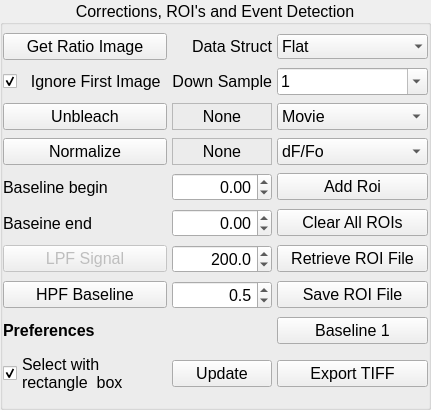
Above: lib/analysis/modules/pbm_ImageAnalysis/ctrlTemplate.ui from acq4/acq4 before the change. Below: the same form after it.
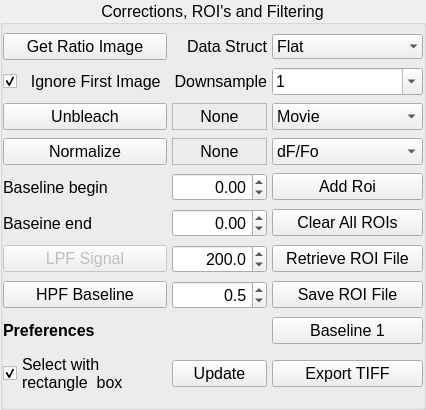
That is the form after the change.

Patch:
```diff
--- a/lib/analysis/modules/pbm_ImageAnalysis/ctrlTemplate.ui
+++ b/lib/analysis/modules/pbm_ImageAnalysis/ctrlTemplate.ui
@@ -38,7 +38,7 @@
    <item row="0" column="0">
     <widget class="QGroupBox" name="groupBox">
      <property name="title">
-      <string>Corrections, ROI's and Event Detection</string>
+      <string>Corrections, ROI's and Filtering</string>
      </property>
      <property name="alignment">
       <set>Qt::AlignCenter</set>
@@ -297,6 +297,7 @@
        <widget class="QPushButton" name="ImagePhys_clearRoi">
         <property name="font">
          <font>
+          <family>Arial</family>
           <pointsize>12</pointsize>
          </font>
         </property>
@@ -309,6 +310,7 @@
        <widget class="QPushButton" name="ImagePhys_RetrieveROI">
         <property name="font">
          <font>
+          <family>Arial</family>
           <pointsize>12</pointsize>
          </font>
         </property>
@@ -321,6 +323,7 @@
        <widget class="QPushButton" name="ImagePhys_Update">
         <property name="font">
          <font>
+          <family>Arial</family>
           <pointsize>12</pointsize>
          </font>
         </property>
@@ -380,11 +383,12 @@
        <widget class="QLabel" name="label_2">
         <property name="font">
          <font>
+          <family>Arial</family>
           <pointsize>12</pointsize>
          </font>
         </property>
         <property name="text">
-         <string>Down Sample</string>
+         <string>Downsample</string>
         </property>
         <property name="alignment">
          <set>Qt::AlignRight|Qt::AlignTrailing|Qt::AlignVCenter</set>
@@ -414,6 +418,7 @@
        <widget class="QPushButton" name="ImagePhys_SaveROI">
         <property name="font">
          <font>
+          <family>Arial</family>
           <pointsize>12</pointsize>
          </font>
         </property>
@@ -459,6 +464,12 @@
       </item>
       <item row="13" column="3">
        <widget class="QPushButton" name="ImagePhys_CorrTool_BL1">
+        <property name="font">
+         <font>
+          <family>Arial</family>
+          <pointsize>12</pointsize>
+         </font>
+        </property>
         <property name="text">
          <string>Baseline 1</string>
         </property>
@@ -489,6 +500,12 @@
       </item>
       <item row="14" column="3">
        <widget class="QPushButton" name="ImagePhys_ExportTiff">
+        <property name="font">
+         <font>
+          <family>Arial</family>
+          <pointsize>12</pointsize>
+         </font>
+        </property>
         <property name="text">
          <string>Export TIFF</string>
         </property>
```
Left out of the diff: 58 changed lines with no effect on the pictures.
